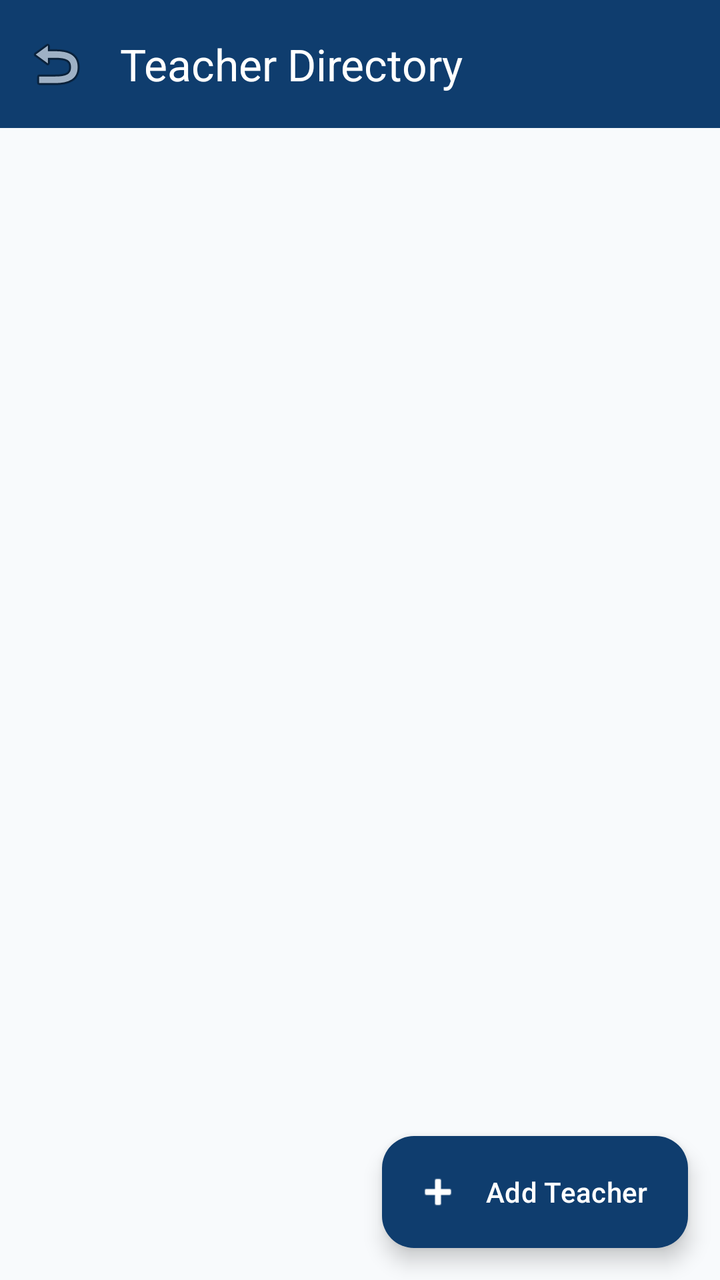
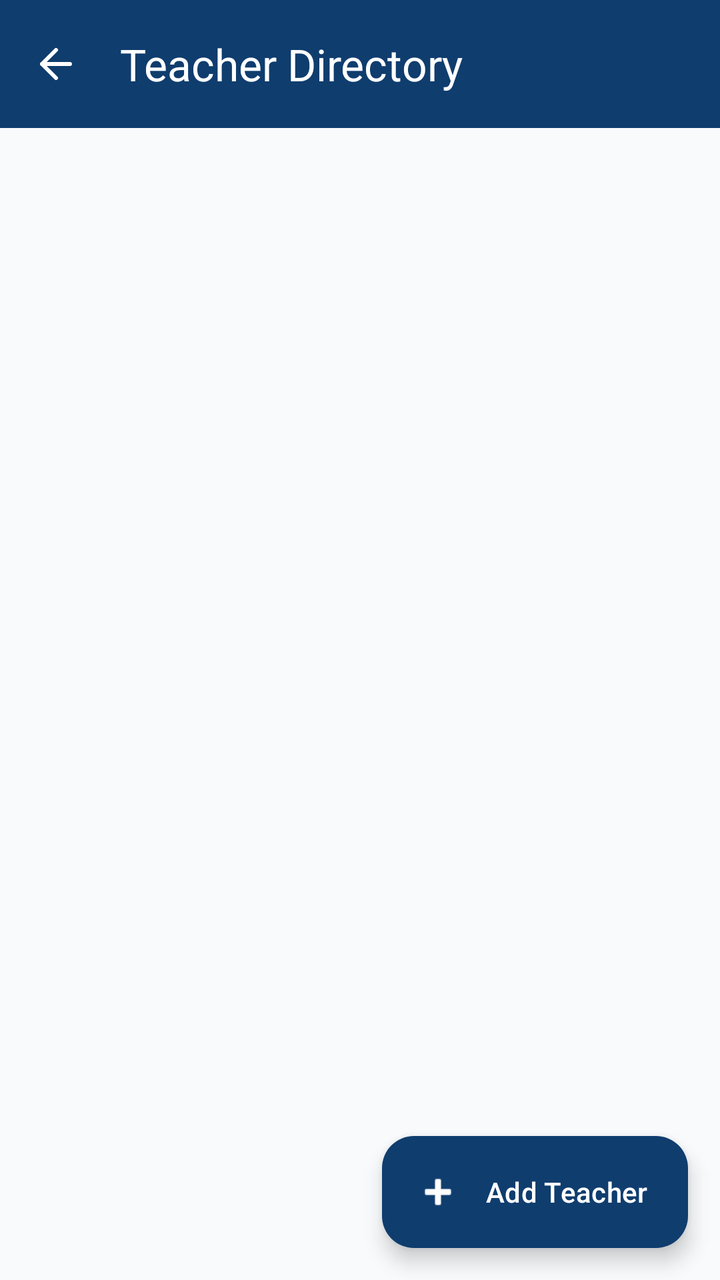

The first picture is an Android layout as it rendered before a commit; the second is the same layout after the commit. The layout source and the unified diff follow.
<!-- AndroidManifest.xml: application theme Theme.SchoolManager -->
<!-- res/layout/activity_teacher_management.xml -->
<?xml version="1.0" encoding="utf-8"?>
<androidx.coordinatorlayout.widget.CoordinatorLayout
    xmlns:android="http://schemas.android.com/apk/res/android"
    xmlns:app="http://schemas.android.com/apk/res-auto"
    android:layout_width="match_parent"
    android:layout_height="match_parent"
    android:background="#F8FAFC">

    <com.google.android.material.appbar.AppBarLayout
        android:layout_width="match_parent"
        android:layout_height="wrap_content">

        <com.google.android.material.appbar.MaterialToolbar
            android:id="@+id/toolbar"
            android:layout_width="match_parent"
            android:layout_height="?attr/actionBarSize"
            android:background="#0F3D6E"
            app:title="Teacher Directory"
            app:titleTextColor="@android:color/white"
            app:navigationIcon="@android:drawable/ic_menu_revert" />
    </com.google.android.material.appbar.AppBarLayout>

    <androidx.recyclerview.widget.RecyclerView
        android:id="@+id/rvTeachers"
        android:layout_width="match_parent"
        android:layout_height="match_parent"
        android:padding="12dp"
        app:layout_behavior="@string/appbar_scrolling_view_behavior" />

    <com.google.android.material.floatingactionbutton.ExtendedFloatingActionButton
        android:id="@+id/fabAddTeacher"
        android:layout_width="wrap_content"
        android:layout_height="wrap_content"
        android:layout_gravity="bottom|end"
        android:layout_margin="16dp"
        android:text="Add Teacher"
        android:textColor="@android:color/white"
        app:icon="@android:drawable/ic_input_add"
        app:iconTint="@android:color/white"
        app:backgroundTint="#0F3D6E" />

</androidx.coordinatorlayout.widget.CoordinatorLayout>
<!-- resources referenced by this layout -->
<resources>
  <style name="Theme.SchoolManager" parent="Theme.Material3.DayNight.NoActionBar">
          <item name="colorPrimary">#0F3D6E</item>
          <item name="colorOnPrimary">#FFFFFF</item>
          <item name="colorSecondary">#D97706</item>
          
          <item name="colorSecondaryContainer">#FEF3C7</item>
          <item name="colorOnSecondaryContainer">#0F3D6E</item>
          <item name="android:statusBarColor">#0F3D6E</item>
          <item name="android:windowLightStatusBar">false</item>
      </style>
</resources>

<!-- the commit's change to res/layout/activity_teacher_management.xml (unified diff, before → after) -->
@@ -17,7 +17,7 @@
             android:background="#0F3D6E"
             app:title="Teacher Directory"
             app:titleTextColor="@android:color/white"
-            app:navigationIcon="@android:drawable/ic_menu_revert" />
+            app:navigationIcon="@drawable/ic_arrow_back_modern" />
     </com.google.android.material.appbar.AppBarLayout>
 
     <androidx.recyclerview.widget.RecyclerView
<!-- resource entries referenced after the edit -->
@@ -1,5 +1,7 @@
 <!-- resources referenced by this layout -->
 <resources>
+  <!-- drawable ic_arrow_back_modern (drawable) -->
+  <vector xmlns:android="http://schemas.android.com/apk/res/android" android:width="24dp" android:height="24dp" android:viewportWidth="24" android:viewportHeight="24"><path android:fillColor="@android:color/transparent" android:strokeColor="#FFFFFF" android:strokeWidth="2" android:strokeLineCap="round" android:strokeLineJoin="round" android:pathData="M19 12H5m0 0 7-7m-7 7 7 7"/></vector>
   <style name="Theme.SchoolManager" parent="Theme.Material3.DayNight.NoActionBar">
           <item name="colorPrimary">#0F3D6E</item>
           <item name="colorOnPrimary">#FFFFFF</item>
